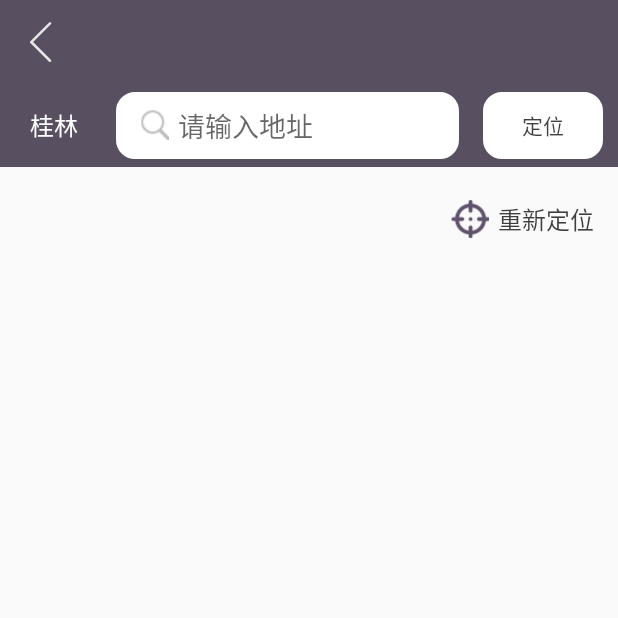
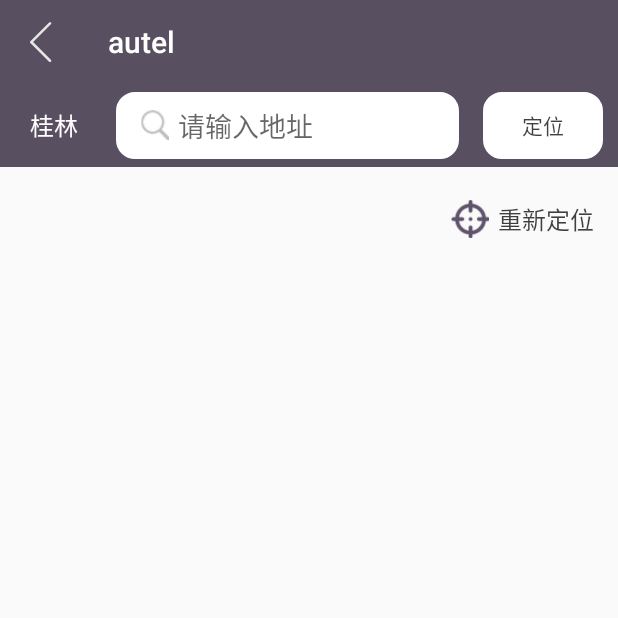
Before and after one commit to Andreamjianfeng/sportFriend, an Android app: the PositioningActivity screen opened directly, with no data from a screen before it, on a phone screen of 412 x 824 dp, the top half of it. Run offline under Robolectric (Android 15) with nearby library versions, the phone set to English and light mode, and no system bars; Roboto replaces fonts that are not available here.

Commit message:
修改一堆bug，代码优化

```diff
--- a/app/src/main/java/com/guet/jason/sportsfriend/PositioningActivity.java
+++ b/app/src/main/java/com/guet/jason/sportsfriend/PositioningActivity.java
@@ -23,8 +23,8 @@ public class PositioningActivity extends AppCompatActivity {
     protected void onCreate(Bundle savedInstanceState) {
         super.onCreate(savedInstanceState);
         setContentView(R.layout.activity_positioning);
-        Toolbar toolbar = (Toolbar) findViewById(R.id.positioning_toolbar);
-        toolbar.setTitle("");
+        Toolbar toolbar = findViewById(R.id.positioning_toolbar);
+        toolbar.setTitle("autel");
         setSupportActionBar(toolbar);
         toolbar.setNavigationIcon(R.mipmap.back1);
         toolbar.setNavigationOnClickListener(new View.OnClickListener() {
@@ -33,9 +33,9 @@ public class PositioningActivity extends AppCompatActivity {
                 result();
             }
         });
-        positioning_my_address = (TextView) findViewById(R.id.positioning_my_address);
-        start_position = (Button) findViewById(R.id.start_position);
-        positioning_address = (EditText) findViewById(R.id.positioning_address);
+        positioning_my_address = findViewById(R.id.positioning_my_address);
+        start_position = findViewById(R.id.start_position);
+        positioning_address = findViewById(R.id.positioning_address);
         positioning_my_address.setText(App.location_address);
         start_position.setOnClickListener(new View.OnClickListener() {
             @Override
```
